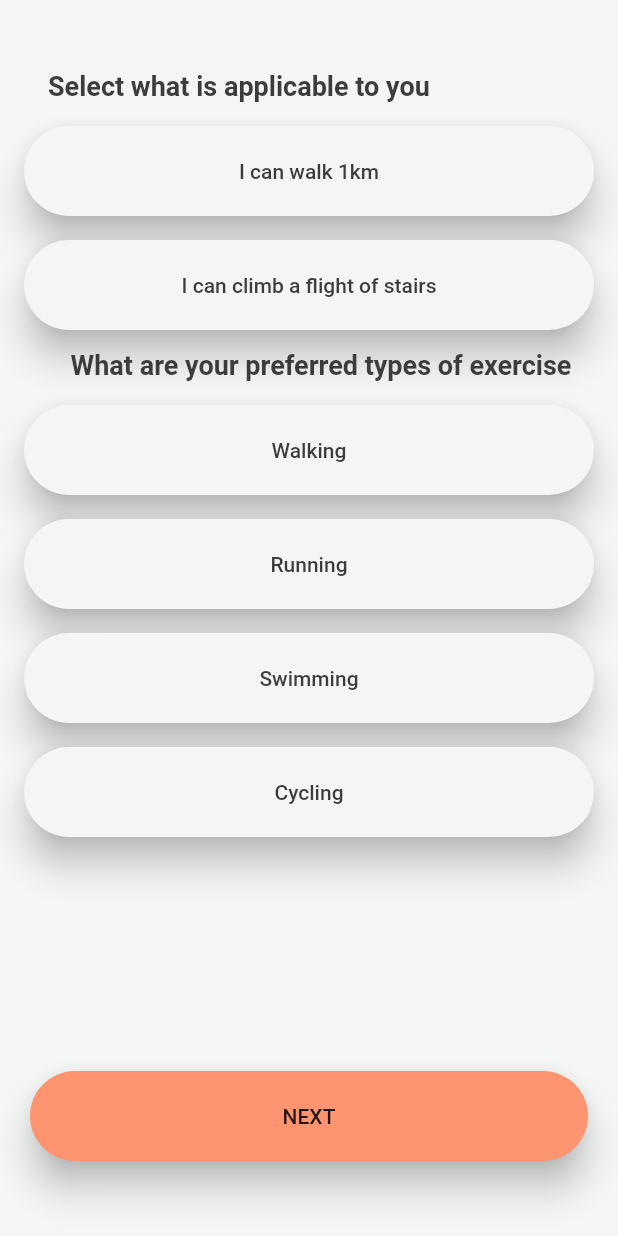
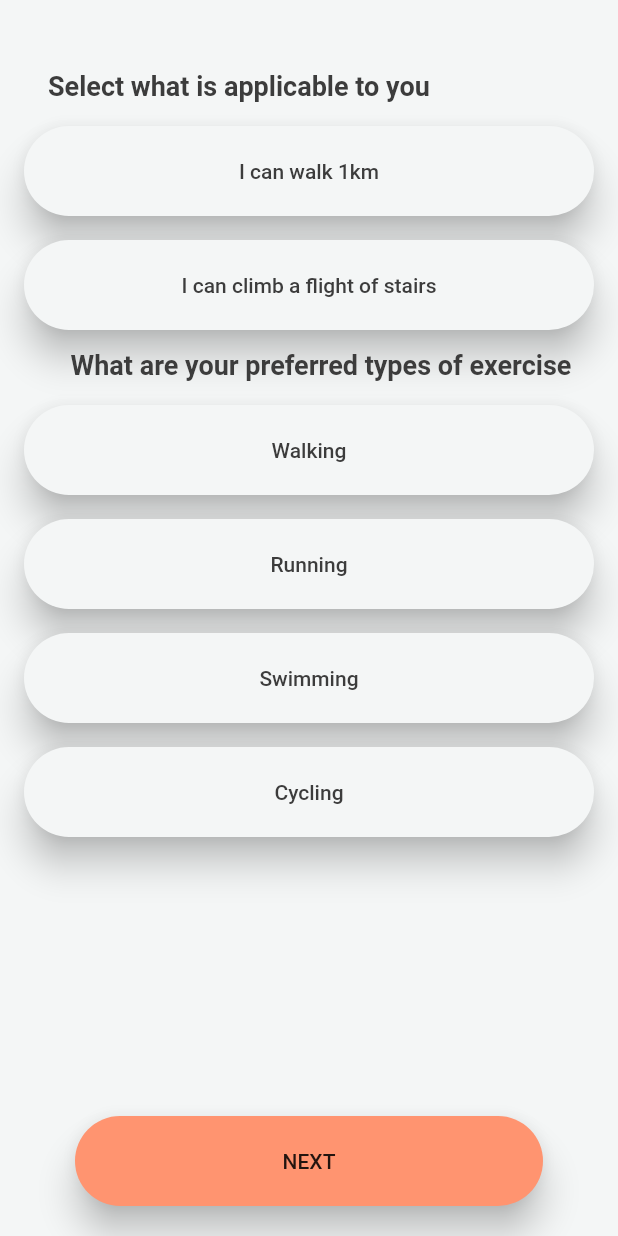
Before and after one commit to lemonfrance/fitness_mobile_app, a Flutter app: the Onboarding screen opened directly, on a phone screen of 412 x 824 dp. Run offline on Flutter 3.47's test engine with Material 2 defaults, Android fonts, the phone set to English and light mode, and no system bars; our stand-ins replace circular_countdown_timer, cloud_firestore, firebase_auth, firebase_core, flutter_spinkit, flutter_svg and 4 more; missing offline and left inert: flutter_vibrate, flutter_web_auth; accounts and stored records are empty; Roboto replaces fonts that are missing (Sohne-Buch).

Commit message:
Stop overflow on register page and fix button styling in onboarding screen

```diff
--- a/lib/pages/authenticate/register.dart
+++ b/lib/pages/authenticate/register.dart
@@ -29,7 +29,10 @@ class _RegisterState extends State<Register> {
         ? Loading()
         : Scaffold(
             backgroundColor: Colours.white,
-            body: Container(
+            body: SingleChildScrollView(
+              reverse: true,
+              child: Container(
+                height: MediaQuery.of(context).size.height,
                 padding: EdgeInsets.symmetric(vertical: 20.0, horizontal: 30.0),
                 child: Form(
                   key: _formKey,
@@ -118,6 +121,7 @@ class _RegisterState extends State<Register> {
                   ),
                 ),
               ),
+            ),
           );
   }
 }
--- a/lib/pages/onboarding.dart
+++ b/lib/pages/onboarding.dart
@@ -2,10 +2,10 @@ import 'package:firebase_auth/firebase_auth.dart';
 import 'package:flutter/material.dart';
 import 'package:flutter/rendering.dart';
 import 'package:wearable_intelligence/Services/database.dart';
+import 'package:wearable_intelligence/utils/globals.dart' as globals;
 import 'package:wearable_intelligence/utils/onboardingQuestions.dart';
 import 'package:wearable_intelligence/utils/styles.dart';
 import 'package:wearable_intelligence/wearableIntelligence.dart';
-import 'package:wearable_intelligence/utils/globals.dart' as globals;
 
 Future setLevel(int level) async {
   FirebaseAuth mAuth = FirebaseAuth.instance;
@@ -215,11 +215,12 @@ class _OnboardingState extends State<Onboarding> {
     bool finished = false;
     return Scaffold(
       backgroundColor: AppTheme.theme.backgroundColor,
-      body: Column(
-        mainAxisAlignment: MainAxisAlignment.spaceBetween,
+      body: Stack(
         children: [
-          Container(
-            height: MediaQuery.of(context).size.height - 130,
+          Align(
+            alignment: Alignment.topCenter,
+            child: Container(
+              height: MediaQuery.of(context).size.height,
               child: ListView(
                 controller: scrollController,
                 physics: AlwaysScrollableScrollPhysics(),
@@ -241,18 +242,17 @@ class _OnboardingState extends State<Onboarding> {
                       levelThree(),
                     ],
                   ),
+                  Container(
+                    height: 100,
+                  )
                 ],
               ),
             ),
-          Stack(
-            alignment: AlignmentDirectional.topCenter,
-            children: [
-              Container(
-                color: Colours.white,
-                height: 130,
           ),
-              Padding(
-                padding: EdgeInsets.only(left: 20, right: 20, top: 20),
+          Align(
+            alignment: AlignmentDirectional.bottomCenter,
+            child: Padding(
+              padding: EdgeInsets.only(left: 50, right: 50, top: 20, bottom: 20),
               child: MaterialButton(
                 onPressed: () {
                   scrollController.animateTo(
@@ -306,7 +306,6 @@ class _OnboardingState extends State<Onboarding> {
                 child: Text("NEXT"),
               ),
             ),
-            ],
           ),
         ],
       ),
```
Lines whose indentation alone changed are shown as unchanged.
